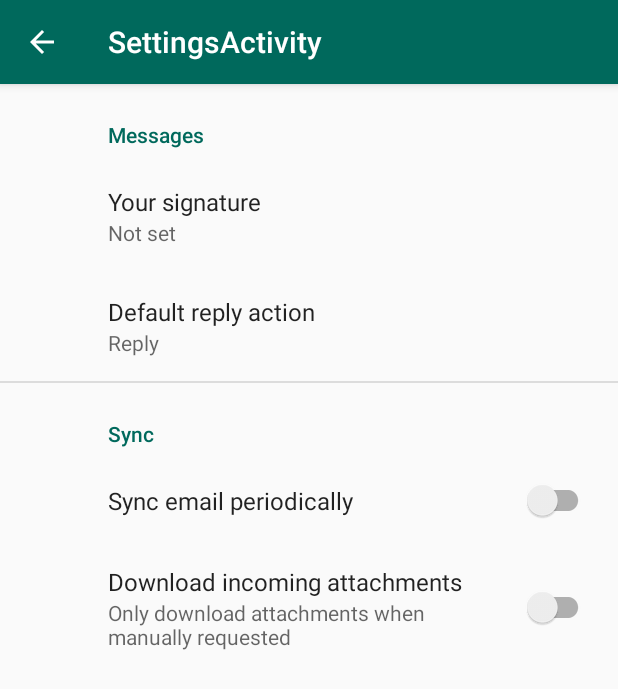
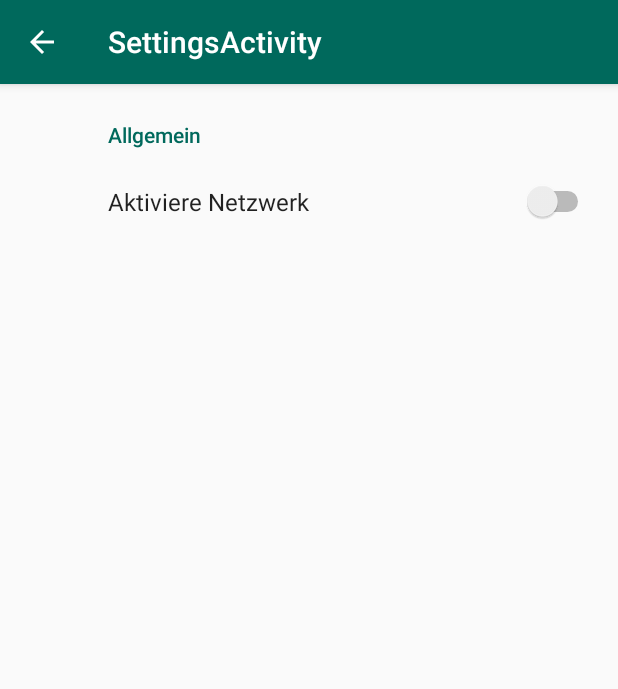
Before and after one commit to keplusplus/SkatManager, an Android app: the SettingsActivity screen opened directly, with no data from a screen before it, on a phone screen of 412 x 824 dp. Shown: the top 689 px of the screen. Run offline under Robolectric (Android 15) with nearby library versions, the phone set to English and light mode, and no system bars; our stand-ins replace androidx.preference.

Commit message:
Updated preference activity layout

```diff
--- a/app/src/main/res/values/strings.xml
+++ b/app/src/main/res/values/strings.xml
@@ -45,20 +45,9 @@
     <string name="player_giving_5">%1$s gibt, %2$s setzt aus</string>
     <string name="title_activity_settings">SettingsActivity</string>
 
-    <!-- Preference Titles -->
-    <string name="messages_header">Messages</string>
-    <string name="sync_header">Sync</string>
-
-    <!-- Messages Preferences -->
-    <string name="signature_title">Your signature</string>
-    <string name="reply_title">Default reply action</string>
-
-    <!-- Sync Preferences -->
-    <string name="sync_title">Sync email periodically</string>
-    <string name="attachment_title">Download incoming attachments</string>
-    <string name="attachment_summary_on">Automatically download attachments for incoming emails
-    </string>
-    <string name="attachment_summary_off">Only download attachments when manually requested</string>
+    <!-- Preferences -->
+    <string name="pref_general">Allgemein</string>
+    <string name="pref_useOnline">Aktiviere Netzwerk</string>
 
     <string name="main_activity_menu_prefs">Einstellungen</string>
 </resources>
--- a/app/src/main/res/xml/root_preferences.xml
+++ b/app/src/main/res/xml/root_preferences.xml
@@ -1,34 +1,10 @@
 <PreferenceScreen xmlns:app="http://schemas.android.com/apk/res-auto">
 
-    <PreferenceCategory app:title="@string/messages_header">
+    <PreferenceCategory app:title="@string/pref_general">
 
-        <EditTextPreference
-            app:key="signature"
-            app:title="@string/signature_title"
-            app:useSimpleSummaryProvider="true" />
-
-        <ListPreference
-            app:defaultValue="reply"
-            app:entries="@array/reply_entries"
-            app:entryValues="@array/reply_values"
-            app:key="reply"
-            app:title="@string/reply_title"
-            app:useSimpleSummaryProvider="true" />
-
-    </PreferenceCategory>
-
-    <PreferenceCategory app:title="@string/sync_header">
-
-        <SwitchPreferenceCompat
-            app:key="sync"
-            app:title="@string/sync_title" />
-
-        <SwitchPreferenceCompat
-            app:dependency="sync"
-            app:key="attachment"
-            app:summaryOff="@string/attachment_summary_off"
-            app:summaryOn="@string/attachment_summary_on"
-            app:title="@string/attachment_title" />
+        <SwitchPreference
+            app:key="useOnline"
+            app:title="@string/pref_useOnline" />
 
     </PreferenceCategory>
 
```
